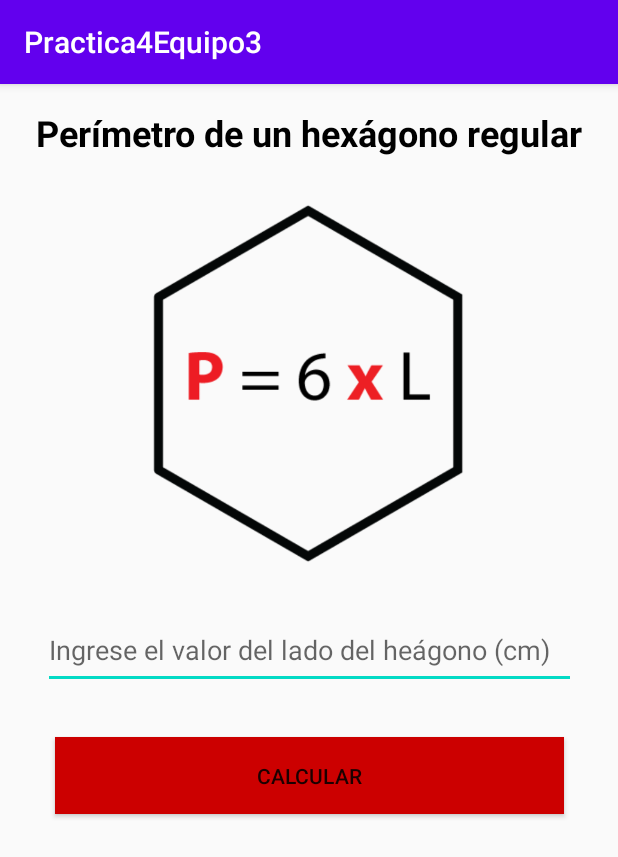
After one commit to Equipo3Udea/Practica4Equipo3, an Android app: the ActivityPerimetroHexagono screen opened directly, with no data from a screen before it, on a phone screen of 412 x 824 dp. The commit adds this screen. Shown: the top 857 px of the screen. Run offline under Robolectric (Android 15) with nearby library versions, the phone set to English and light mode, and no system bars.

Commit message:
"Perímetro del hexágono"

```diff
--- a/app/src/main/AndroidManifest.xml
+++ b/app/src/main/AndroidManifest.xml
@@ -9,6 +9,7 @@
         android:roundIcon="@mipmap/ic_launcher_round"
         android:supportsRtl="true"
         android:theme="@style/AppTheme">
+        <activity android:name=".ActivityPerimetroHexagono"></activity>
         <activity android:name=".MainActivity">
             <intent-filter>
                 <action android:name="android.intent.action.MAIN" />
--- /dev/null
+++ b/app/src/main/java/com/example/practica4equipo3/ActivityPerimetroHexagono.kt
@@ -0,0 +1,18 @@
+package com.example.practica4equipo3
+
+import android.os.Bundle
+import androidx.appcompat.app.AppCompatActivity
+import kotlinx.android.synthetic.main.activity_perimetro_hexagono.*
+
+class ActivityPerimetroHexagono : AppCompatActivity() {
+    override fun onCreate(savedInstanceState: Bundle?) {
+        super.onCreate(savedInstanceState)
+        setContentView(R.layout.activity_perimetro_hexagono)
+
+        BT_calcular.setOnClickListener {
+            val lado = ET_lado.text.toString().toDouble()
+            val peri = lado * 6.0
+            TV_resultado.text = "El valor del perímetro del héxagono es de: $peri"
+        }
+    }
+}
--- /dev/null
+++ b/app/src/main/res/layout/activity_perimetro_hexagono.xml
@@ -0,0 +1,68 @@
+<?xml version="1.0" encoding="utf-8"?>
+<androidx.constraintlayout.widget.ConstraintLayout xmlns:android="http://schemas.android.com/apk/res/android"
+    xmlns:app="http://schemas.android.com/apk/res-auto"
+    xmlns:tools="http://schemas.android.com/tools"
+    android:layout_width="match_parent"
+    android:layout_height="match_parent"
+    tools:context=".ActivityPerimetroHexagono">
+
+    <TextView
+        android:id="@+id/textView"
+        android:layout_width="wrap_content"
+        android:layout_height="wrap_content"
+        android:layout_marginTop="16dp"
+        android:text="@string/PerimetroHexagono"
+        android:textColor="@android:color/black"
+        android:textSize="24sp"
+        android:textStyle="bold"
+        app:layout_constraintEnd_toEndOf="parent"
+        app:layout_constraintStart_toStartOf="parent"
+        app:layout_constraintTop_toTopOf="parent" />
+
+    <ImageView
+        android:id="@+id/HexagonoImg"
+        android:layout_width="246dp"
+        android:layout_height="239dp"
+        android:layout_marginTop="64dp"
+        android:contentDescription="@string/PerimetroHexagono"
+        app:layout_constraintEnd_toEndOf="parent"
+        app:layout_constraintStart_toStartOf="parent"
+        app:layout_constraintTop_toTopOf="@+id/textView"
+        app:srcCompat="@drawable/hexagonoperimetro" />
+
+    <Button
+        android:id="@+id/BT_calcular"
+        android:layout_width="339dp"
+        android:layout_height="51dp"
+        android:layout_marginTop="32dp"
+        android:background="@android:color/holo_red_dark"
+        android:text="@string/CalcularPerimHexa"
+        app:layout_constraintEnd_toEndOf="parent"
+        app:layout_constraintStart_toStartOf="parent"
+        app:layout_constraintTop_toBottomOf="@+id/ET_lado" />
+
+    <TextView
+        android:id="@+id/TV_resultado"
+        android:layout_width="wrap_content"
+        android:layout_height="wrap_content"
+        android:layout_marginTop="32dp"
+        android:textColor="@android:color/black"
+        android:textSize="18sp"
+        app:layout_constraintEnd_toEndOf="parent"
+        app:layout_constraintStart_toStartOf="parent"
+        app:layout_constraintTop_toBottomOf="@+id/BT_calcular" />
+
+    <EditText
+        android:id="@+id/ET_lado"
+        android:layout_width="355dp"
+        android:layout_height="52dp"
+        android:layout_marginTop="32dp"
+        android:ems="10"
+        android:hint="@string/ValorLado"
+        android:importantForAutofill="no"
+        android:inputType="numberDecimal"
+        app:layout_constraintEnd_toEndOf="parent"
+        app:layout_constraintStart_toStartOf="parent"
+        app:layout_constraintTop_toBottomOf="@+id/HexagonoImg" />
+
+</androidx.constraintlayout.widget.ConstraintLayout>
--- a/app/src/main/res/values/strings.xml
+++ b/app/src/main/res/values/strings.xml
@@ -1,3 +1,6 @@
 <resources>
     <string name="app_name">Practica4Equipo3</string>
+    <string name="PerimetroHexagono">Perímetro de un hexágono regular</string>
+    <string name="ValorLado">Ingrese el valor del lado del heágono (cm)</string>
+    <string name="CalcularPerimHexa">Calcular</string>
 </resources>
```
Also changed, not shown: app/src/main/res/drawable/hexagonoperimetro.png (added).
